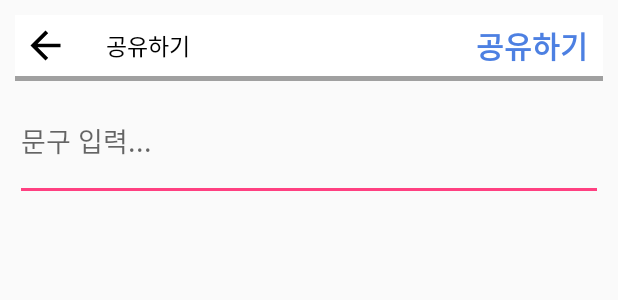
After one commit to kikidy12/InstaCopy, an Android app: the layout activity_add_newsfeed.xml on its own in the app's theme, with its tools: preview values and no code run, on a phone screen of 412 x 824 dp. The commit adds this screen. Shown: the top 300 px of the screen. Run offline under Robolectric (Android 15) with nearby library versions, the phone set to English and light mode, and no system bars; network calls fail.

Commit message:
플러스버튼 눌럿을때 addnewsfeed액티비티로 넘겨서 실제 등록하기

```diff
--- a/app/src/main/java/com/example/the/instacopy/utils/ServerUtil.java
+++ b/app/src/main/java/com/example/the/instacopy/utils/ServerUtil.java
@@ -428,12 +428,12 @@ public class ServerUtil {
         });
     }
 
-    public static void updateProfilePhoto(final Context context, String user_id, Bitmap bitmap, final JsonResponseHandler handler) {
+    public static void updateProfilePhoto(final Context context, int user_id, Bitmap bitmap, final JsonResponseHandler handler) {
         String url = BASE_URL+"insta/make_post";
         //		String registrationId = ContextUtil.getRegistrationId(context);
 
         Map<String, String> data = new HashMap<String, String>();
-        data.put("user_id", user_id);
+        data.put("user_id", user_id+"");
 
         AsyncHttpRequest.postWithImageFile(context, url, data, bitmap, "profile", new AsyncHttpRequest.HttpResponseHandler() {
 
--- /dev/null
+++ b/app/src/main/res/layout/activity_add_newsfeed.xml
@@ -0,0 +1,59 @@
+<?xml version="1.0" encoding="utf-8"?>
+<LinearLayout xmlns:android="http://schemas.android.com/apk/res/android"
+    xmlns:app="http://schemas.android.com/apk/res-auto"
+    xmlns:tools="http://schemas.android.com/tools"
+    android:layout_width="match_parent"
+    android:layout_height="match_parent"
+    android:orientation="vertical"
+    android:padding="10dp"
+    tools:context="com.example.the.instacopy.AddNewsfeedActivity">
+
+    <LinearLayout
+        android:layout_width="match_parent"
+        android:layout_height="wrap_content"
+        android:background="@color/white"
+        android:gravity="center_vertical">
+
+        <ImageView
+            android:id="@+id/backImg"
+            android:layout_width="30dp"
+            android:layout_height="30dp"
+            android:layout_margin="5dp"
+            android:src="@drawable/ic_arrow_back_black_24dp"/>
+
+        <TextView
+            android:layout_marginLeft="20dp"
+            android:textColor="@color/black"
+            android:textSize="15sp"
+            android:layout_width="wrap_content"
+            android:layout_height="wrap_content"
+            android:text="공유하기"/>
+
+        <TextView
+            android:layout_width="0dp"
+            android:layout_height="wrap_content"
+            android:layout_weight="1"/>
+
+        <TextView
+            android:id="@+id/contentBtn"
+            android:layout_width="wrap_content"
+            android:layout_height="wrap_content"
+            android:layout_marginRight="10dp"
+            android:text="공유하기"
+            android:textColor="#4D80E2"
+            android:textSize="20sp"
+            android:textStyle="bold" />
+
+    </LinearLayout>
+
+    <TextView
+        android:layout_width="match_parent"
+        android:layout_height="3dp"
+        android:background="#a0a0a0"/>
+
+    <EditText
+        android:layout_width="match_parent"
+        android:layout_height="80dp"
+        android:hint="문구 입력..."/>
+
+</LinearLayout>
--- a/app/src/main/res/layout/activity_login.xml
+++ b/app/src/main/res/layout/activity_login.xml
@@ -36,6 +36,7 @@
             android:padding="10dp" />
 
         <EditText
+            android:inputType="textPassword"
             android:id="@+id/pwEdt"
             android:layout_width="match_parent"
             android:layout_height="wrap_content"
--- a/app/src/main/res/layout/activity_main.xml
+++ b/app/src/main/res/layout/activity_main.xml
@@ -92,6 +92,7 @@
             android:layout_weight="1"/>
 
         <ImageView
+            android:id="@+id/contentBtn"
             android:src="@drawable/add_img"
             android:layout_width="0dp"
             android:layout_height="30dp"
--- a/app/src/main/res/layout/activity_my_profile_option.xml
+++ b/app/src/main/res/layout/activity_my_profile_option.xml
@@ -14,6 +14,7 @@
        android:layout_height="wrap_content">
 
        <ImageView
+           android:id="@+id/backBtn"
            android:padding="5dp"
            android:layout_width="40dp"
            android:src="@mipmap/ic_launcher_round"
@@ -358,5 +359,4 @@
 
     </ScrollView>
 
-
 </LinearLayout>
```
Also changed, not shown: app/src/main/AndroidManifest.xml (+4 -3 lines), app/src/main/java/com/example/the/instacopy/AddNewsfeedActivity.java (added, +62 -0 lines), app/src/main/java/com/example/the/instacopy/MainActivity.java (+11 -0 lines), app/src/main/java/com/example/the/instacopy/MyProfileOptionActivity.java (+14 -0 lines), app/src/main/java/com/example/the/instacopy/fragment/HomeFragment.java (+15 -0 lines), app/src/main/java/com/example/the/instacopy/fragment/MyProfileFragment.java (+0 -29 lines).
